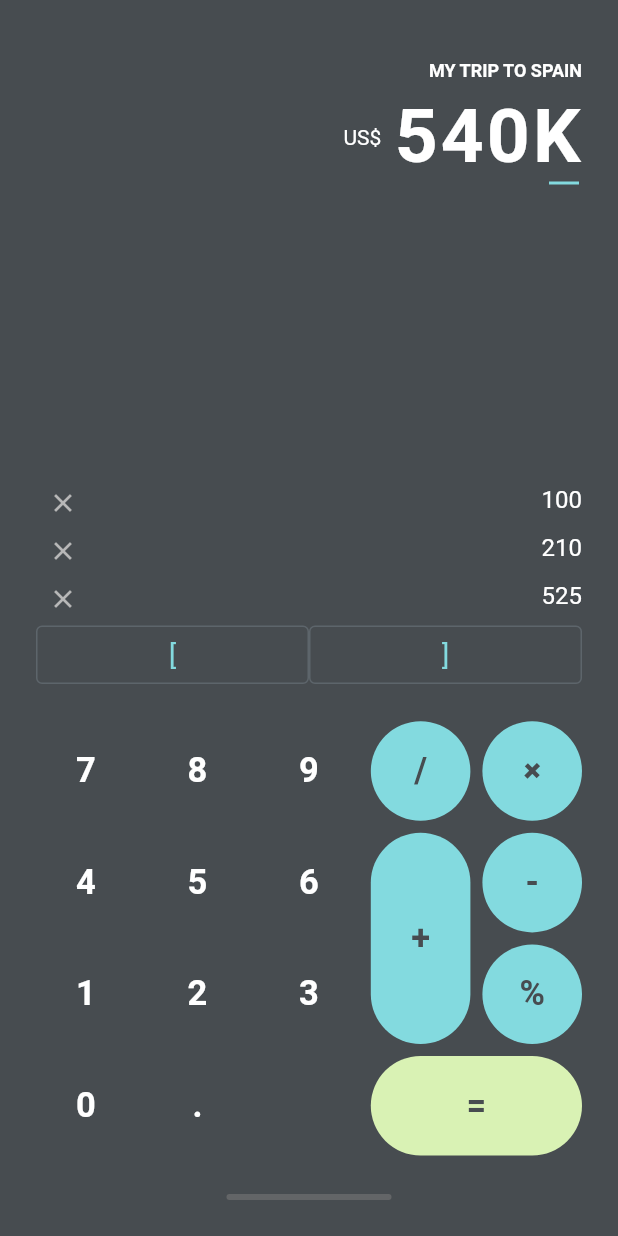
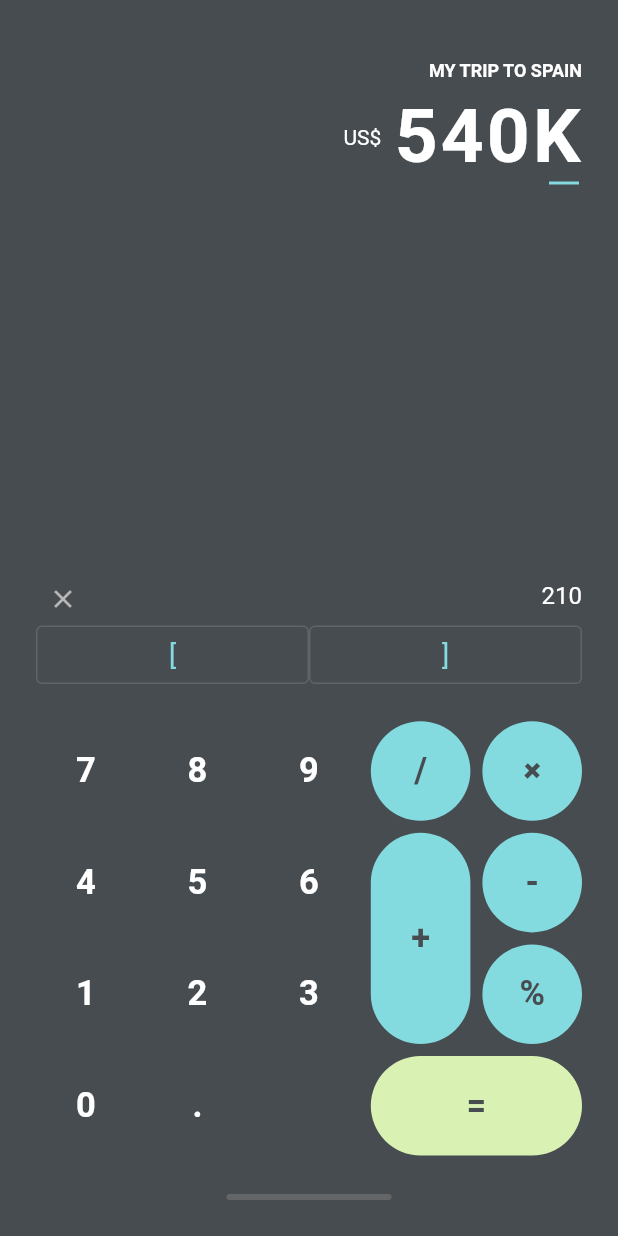
Before and after one commit to SadmanSarar/calculator_flutter_demo, a Flutter app: the screen it shows after launch, after a tap on the "close" icon, on a phone screen of 412 x 824 dp. Run offline on Flutter 3.47's test engine with Material 2 defaults, Android fonts, the phone set to English and light mode, and no system bars.

Commit message:
[wip] add remove animation to calculated row list

```diff
--- a/lib/widgets/calculated_row_widget.dart
+++ b/lib/widgets/calculated_row_widget.dart
@@ -1,12 +1,68 @@
 import 'package:flutter/material.dart';
 
-class CalculatedRowWidget extends StatelessWidget {
+typedef IndexedCallback = void Function(int index);
 
+class CalculatedRowWidget extends StatefulWidget {
   final String text;
-  CalculatedRowWidget(this.text);
+  final int index;
+  final IndexedCallback onRemoved;
+  CalculatedRowWidget(this.text, this.index, {this.onRemoved});
+
+  @override
+  State<StatefulWidget> createState() {
+    return _CalculatedRowWidgetState(text, index, onRemoved: onRemoved);
+  }
+}
+
+class _CalculatedRowWidgetState extends State<CalculatedRowWidget>
+    with TickerProviderStateMixin {
+  final int index;
+  final IndexedCallback onRemoved;
+  final String text;
+  _CalculatedRowWidgetState(this.text, this.index, {this.onRemoved});
+
+  Animation<double> _animation;
+  AnimationController _opacityController;
+  @override
+  void initState() {
+    super.initState();
+    _opacityController = new AnimationController(
+      vsync: this,
+      duration: const Duration(milliseconds: 500),
+      lowerBound: 0,
+      upperBound: 1,
+    );
+    _animation = CurvedAnimation(
+      parent: _opacityController,
+      curve: Curves.easeInOut,
+    )
+      ..addStatusListener((status) {
+        if (status == AnimationStatus.completed) {
+          if (onRemoved != null) {
+            onRemoved(this.index);
+          }
+        }
+      })
+      ..addListener(() {
+        setState(() {});
+      });
+  }
+
+  @override
+  void dispose() {
+    super.dispose();
+    _opacityController.dispose();
+  }
+
   @override
   Widget build(BuildContext context) {
-    return Row(
+    var width = MediaQuery.of(context).size.width;
+    return AnimatedBuilder(
+      animation: _animation,
+      builder: (_, widget) {
+        return Transform.translate(
+          offset: Offset(_animation.value * width, 0),
+          child: Row(
             mainAxisAlignment: MainAxisAlignment.start,
             children: <Widget>[
               SizedBox(
@@ -16,7 +72,9 @@ class CalculatedRowWidget extends StatelessWidget {
                   tooltip: "Delete",
                   icon: Icon(Icons.close),
                   color: Color(0xFFB8B8B8),
-            onPressed: () {},
+                  onPressed: () {
+                    _opacityController.forward();
+                  },
                   iconSize: 20,
                 ),
               ),
@@ -31,6 +89,9 @@ class CalculatedRowWidget extends StatelessWidget {
                 ),
               )
             ],
+          ),
+        );
+      },
     );
   }
 }
--- a/lib/widgets/top_section_widget.dart
+++ b/lib/widgets/top_section_widget.dart
@@ -11,7 +11,13 @@ class TopSectionWidget extends StatefulWidget {
 
 class _TopSectionWidgetState extends State<TopSectionWidget> {
   @override
+  void initState() {
+    super.initState();
+  }
+
+  @override
   Widget build(BuildContext context) {
+
     return Column(
       crossAxisAlignment: CrossAxisAlignment.end,
       mainAxisAlignment: MainAxisAlignment.end,
@@ -34,15 +40,30 @@ class _TopSectionWidgetState extends State<TopSectionWidget> {
         buildBracketWidgets(context),
       ],
     );
-    ;
   }
 
+  var _models = <CalculatedRowModel>[
+    CalculatedRowModel("100", 0),
+    CalculatedRowModel("210", 1),
+    CalculatedRowModel("525", 2),
+  ];
+
   List<Widget> buildCalculatedRowList() {
-    return <Widget>[
-      CalculatedRowWidget("100"),
-      CalculatedRowWidget("210"),
-      CalculatedRowWidget("525"),
-    ];
+    return _models.map((item) {
+      return CalculatedRowWidget(
+        item.amount,
+        item.id,
+        onRemoved: onCalculatedWidgetRemoved,
+      );
+    }).toList();
+  }
+
+  void onCalculatedWidgetRemoved(int index) {
+    setState(() {
+      _models = _models.where((item) {
+        return item.id != index;
+      }).toList();
+    });
   }
 
   Widget buildExpenseHeading(String text) {
@@ -100,3 +121,9 @@ class _TopSectionWidgetState extends State<TopSectionWidget> {
     );
   }
 }
+
+class CalculatedRowModel {
+  String amount;
+  int id;
+  CalculatedRowModel(this.amount, this.id);
+}
```
Lines whose indentation alone changed are shown as unchanged.
